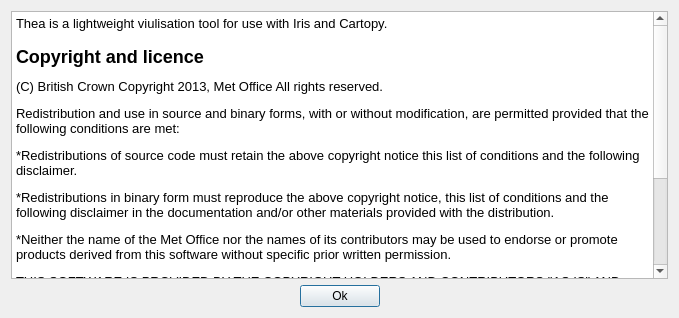
Qt form lib/thea/generated_code/about_dialog_layout.ui (SciTools/thea) before a commit.
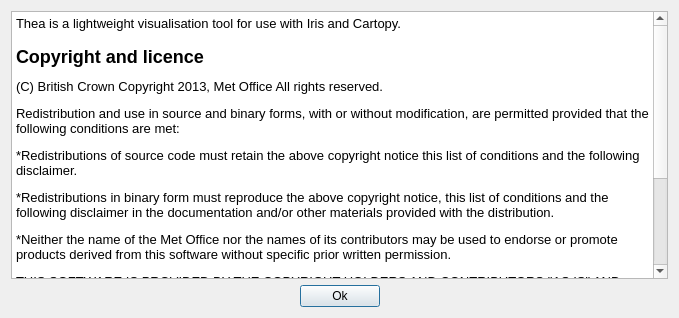
The same form after that commit.

```diff
--- a/lib/thea/generated_code/about_dialog_layout.ui
+++ b/lib/thea/generated_code/about_dialog_layout.ui
@@ -33,7 +33,7 @@
 &lt;html&gt;&lt;head&gt;&lt;meta name=&quot;qrichtext&quot; content=&quot;1&quot; /&gt;&lt;style type=&quot;text/css&quot;&gt;
 p, li { white-space: pre-wrap; }
 &lt;/style&gt;&lt;/head&gt;&lt;body style=&quot; font-family:'Sans'; font-size:10pt; font-weight:400; font-style:normal;&quot;&gt;
-&lt;p style=&quot; margin-top:0px; margin-bottom:0px; margin-left:0px; margin-right:0px; -qt-block-indent:0; text-indent:0px;&quot;&gt;Thea is a lightweight viulisation tool for use with Iris and Cartopy.&lt;/p&gt;
+&lt;p style=&quot; margin-top:0px; margin-bottom:0px; margin-left:0px; margin-right:0px; -qt-block-indent:0; text-indent:0px;&quot;&gt;Thea is a lightweight visualisation tool for use with Iris and Cartopy.&lt;/p&gt;
 &lt;p style=&quot;-qt-paragraph-type:empty; margin-top:0px; margin-bottom:0px; margin-left:0px; margin-right:0px; -qt-block-indent:0; text-indent:0px;&quot;&gt;&lt;/p&gt;
 &lt;p style=&quot; margin-top:0px; margin-bottom:0px; margin-left:0px; margin-right:0px; -qt-block-indent:0; text-indent:0px;&quot;&gt;&lt;span style=&quot; font-size:x-large; font-weight:600;&quot;&gt;Copyright and licence&lt;/span&gt; &lt;/p&gt;
 &lt;p style=&quot; margin-top:12px; margin-bottom:12px; margin-left:0px; margin-right:0px; -qt-block-indent:0; text-indent:0px;&quot;&gt;(C) British Crown Copyright 2013, Met Office All rights reserved. &lt;/p&gt;
```
